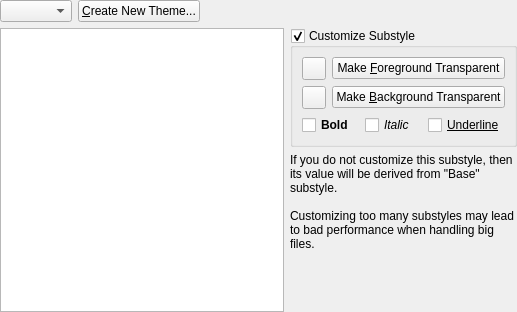
Qt form src/saurus/gui/settings/syntaxcolorthemeeditor.ui (martinrotter/textosaurus) before a commit.
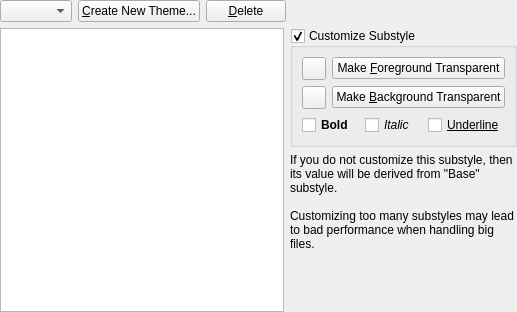
The same form after that commit. Custom widgets are drawn as their Qt base class.

Commit message: Allow to remove user-defined color schemes.

Patch:
```diff
--- a/src/saurus/gui/settings/syntaxcolorthemeeditor.ui
+++ b/src/saurus/gui/settings/syntaxcolorthemeeditor.ui
@@ -125,6 +125,13 @@
        </property>
       </widget>
      </item>
+     <item>
+      <widget class="QPushButton" name="m_btnDelete">
+       <property name="text">
+        <string>&amp;Delete</string>
+       </property>
+      </widget>
+     </item>
      <item>
       <spacer name="horizontalSpacer">
        <property name="orientation">
```
Left out of the diff: 1 changed line with no effect on the pictures. The commit also changes 2 other files.
